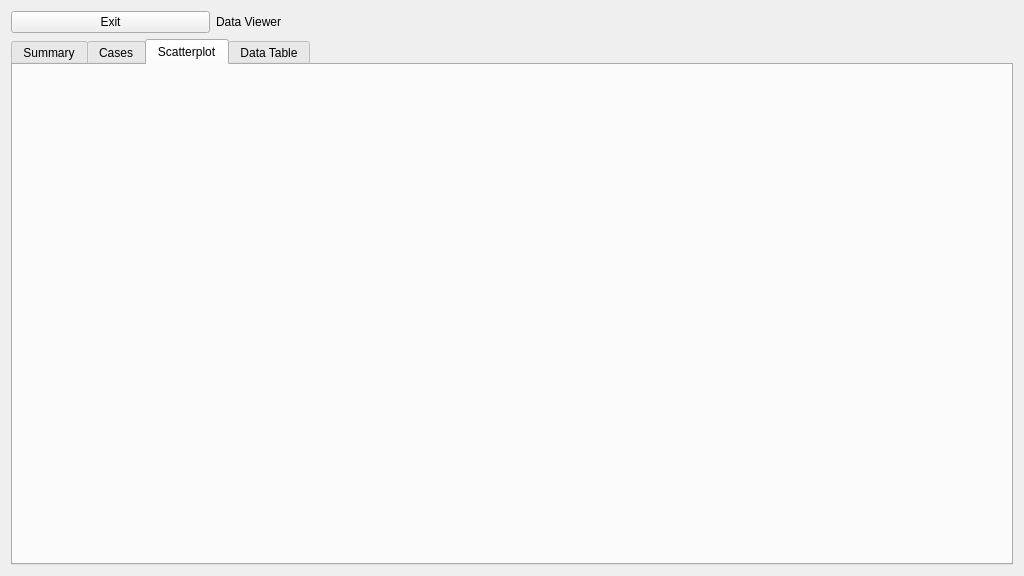
First picture: the form in src/app/ui/DataView.ui, repository caden-maxwell/nhtsa-scrape, before the edit.
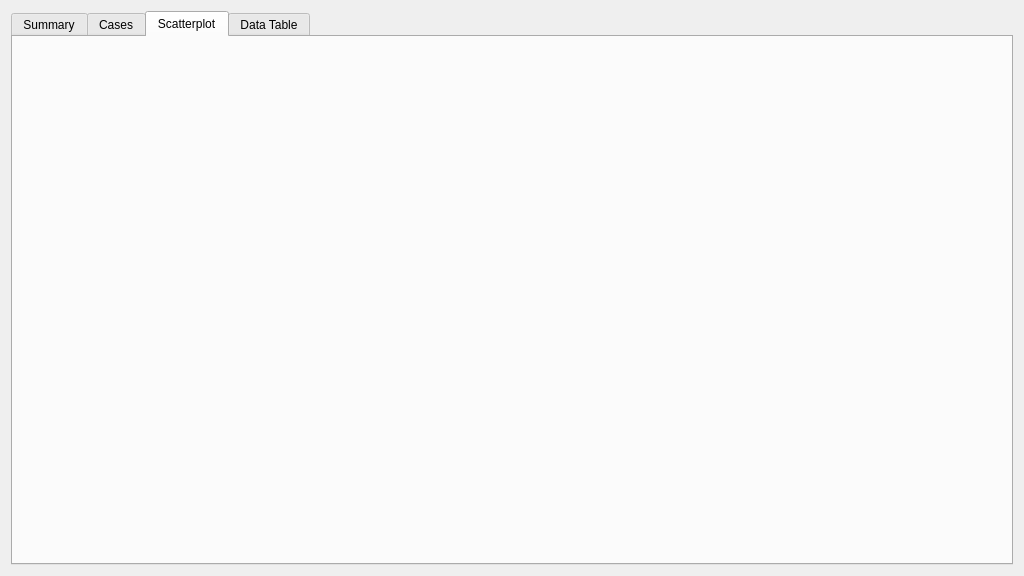
Second picture: the form after the edit. The open tabs and pages were chosen to show the change.

Commit message: Removed ExitDataViewDialog

```diff
--- a/src/app/ui/DataView.ui
+++ b/src/app/ui/DataView.ui
@@ -14,24 +14,6 @@
    <string>Form</string>
   </property>
   <layout class="QVBoxLayout" name="verticalLayout">
-   <item>
-    <layout class="QHBoxLayout" name="topHLayout" stretch="1,4">
-     <item>
-      <widget class="QPushButton" name="exitBtn">
-       <property name="text">
-        <string>Exit</string>
-       </property>
-      </widget>
-     </item>
-     <item>
-      <widget class="QLabel" name="mainTitle">
-       <property name="text">
-        <string>Data Viewer</string>
-       </property>
-      </widget>
-     </item>
-    </layout>
-   </item>
    <item>
     <widget class="QTabWidget" name="tabWidget">
      <property name="currentIndex">
@@ -92,7 +74,7 @@
        <string>Scatterplot</string>
       </attribute>
       <layout class="QGridLayout" name="gridLayout_3">
-       <item row="0" column="0" alignment="Qt::AlignHCenter|Qt::AlignVCenter">
+       <item row="0" column="0">
         <widget class="QLabel" name="scatterLabel">
          <property name="sizePolicy">
           <sizepolicy hsizetype="Ignored" vsizetype="Ignored">
```
Left out of the diff: 5 changed lines with no effect on the pictures. The commit also changes 4 other files.
